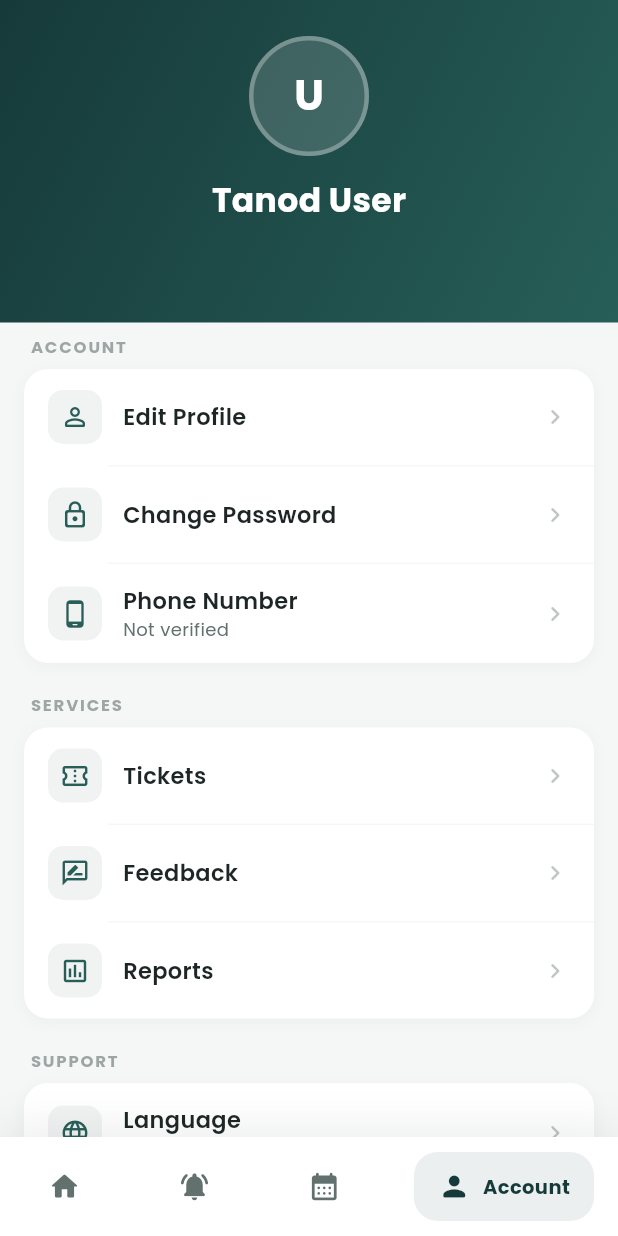
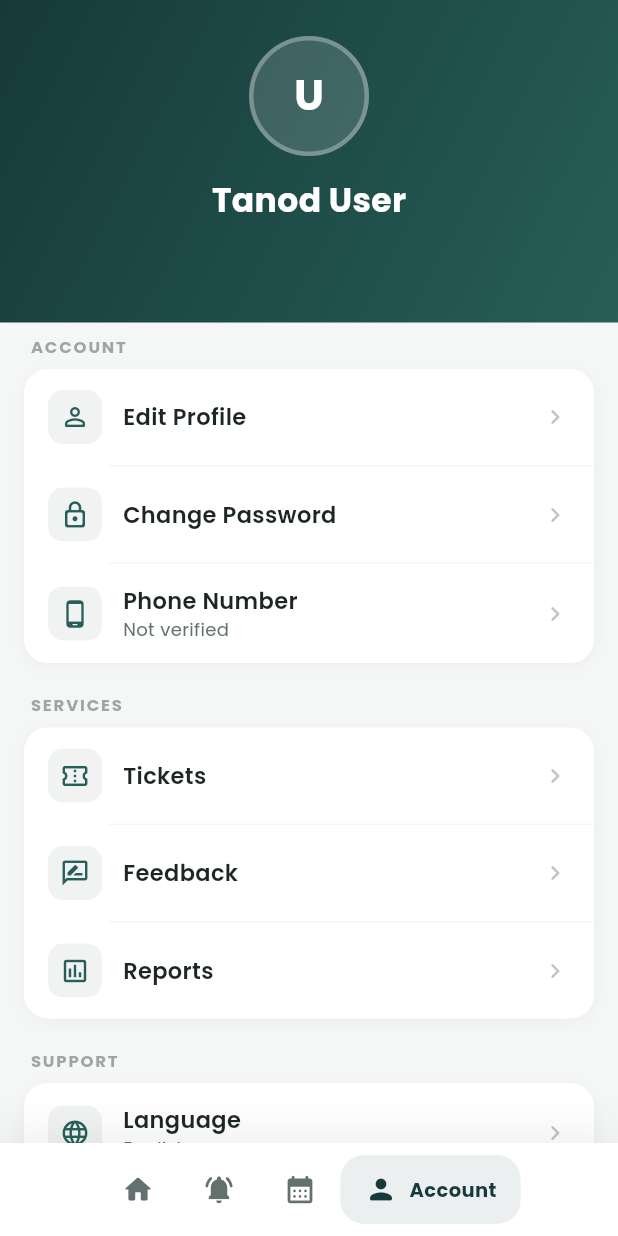
Before and after one commit to syracuse0990/tanodmobile, a Flutter app: the AccountScreen screen opened by its route, on a phone screen of 412 x 824 dp. Run offline on Flutter 3.47's test engine with Material 3 defaults, Android fonts, the phone set to English and light mode, and no system bars; drawn by our look-alikes of google_nav_bar; our stand-ins replace connectivity_plus, dio, equatable, firebase_core, firebase_messaging, flutter_dotenv and 10 more; accounts and stored records are empty; network calls fail; statements that could not run were skipped.

Commit message:
bago umuwi

```diff
--- a/lib/frontend/modules/dashboard/screens/dashboard_shell.dart
+++ b/lib/frontend/modules/dashboard/screens/dashboard_shell.dart
@@ -96,7 +96,12 @@ class _DashboardShellState extends State<DashboardShell> {
         ),
         child: SafeArea(
           child: Padding(
-            padding: const EdgeInsets.symmetric(horizontal: 16, vertical: 10),
+            padding: const EdgeInsets.symmetric(horizontal: 12, vertical: 8),
+            child: LayoutBuilder(
+              builder: (context, constraints) {
+                return FittedBox(
+                  fit: BoxFit.scaleDown,
+                  clipBehavior: Clip.none,
                   child: GNav(
                     selectedIndex: _branchToTab(
                       navigationShell.currentIndex,
@@ -178,6 +183,9 @@ class _DashboardShellState extends State<DashboardShell> {
                       ),
                     ],
                   ),
+                );
+              },
+            ),
           ),
         ),
       ),
--- a/lib/frontend/modules/tickets/screens/ticket_detail_screen.dart
+++ b/lib/frontend/modules/tickets/screens/ticket_detail_screen.dart
@@ -338,6 +338,12 @@ class _TicketDetailScreenState extends State<TicketDetailScreen> {
                             label: 'Created',
                             value: ticket.timeAgo,
                           ),
+                          if (ticket.reportedDate != null)
+                            _InfoRow(
+                              icon: Icons.event_rounded,
+                              label: 'Date of Failure',
+                              value: '${ticket.reportedDate!.day}/${ticket.reportedDate!.month}/${ticket.reportedDate!.year}',
+                            ),
 
                         ],
                       ),
--- a/lib/frontend/modules/tps/screens/tps_ticket_detail_screen.dart
+++ b/lib/frontend/modules/tps/screens/tps_ticket_detail_screen.dart
@@ -354,6 +354,12 @@ class _TpsTicketDetailScreenState extends State<TpsTicketDetailScreen> {
                             label: 'Created',
                             value: ticket.timeAgo,
                           ),
+                          if (ticket.reportedDate != null)
+                            _InfoRow(
+                              icon: Icons.event_rounded,
+                              label: 'Date of Failure',
+                              value: '${ticket.reportedDate!.day}/${ticket.reportedDate!.month}/${ticket.reportedDate!.year}',
+                            ),
                         ],
                       ),
                     ),
--- a/lib/frontend/shared/providers/ticket_provider.dart
+++ b/lib/frontend/shared/providers/ticket_provider.dart
@@ -270,6 +270,7 @@ class TicketProvider extends ChangeNotifier {
     String priority = 'medium',
     String? category,
     int? tractorId,
+    DateTime? dateOfFailure,
     File? nameplatePhoto,
     File? dashboardPhoto,
     List<File>? damagePhotos,
@@ -284,6 +285,7 @@ class TicketProvider extends ChangeNotifier {
         'priority': priority,
         'category': ?category,
         'tractor_id': ?tractorId,
+        if (dateOfFailure != null) 'reported_date': dateOfFailure.toIso8601String().split('T').first,
       };
 
       if (nameplatePhoto != null) {
--- a/lib/models/domain/ticket.dart
+++ b/lib/models/domain/ticket.dart
@@ -29,6 +29,7 @@ class Ticket {
     this.resolvedById,
     this.resolvedByName,
     this.resolvedAt,
+    this.reportedDate,
     this.assignees,
     this.comments,
     this.lastComment,
@@ -65,6 +66,7 @@ class Ticket {
   final int? resolvedById;
   final String? resolvedByName;
   final DateTime? resolvedAt;
+  final DateTime? reportedDate;
   final List<TicketAssignee>? assignees;
   final List<TicketComment>? comments;
   final TicketComment? lastComment;
@@ -204,6 +206,7 @@ class Ticket {
       resolvedById: resolver?['id'] as int?,
       resolvedByName: resolver?['name']?.toString(),
       resolvedAt: DateTime.tryParse(json['resolved_at']?.toString() ?? ''),
+      reportedDate: DateTime.tryParse(json['reported_date']?.toString() ?? ''),
       assignees: rawAssignees
           ?.whereType<Map<String, dynamic>>()
           .map(TicketAssignee.fromJson)
@@ -257,6 +260,7 @@ class Ticket {
       resolvedById: resolvedById,
       resolvedByName: resolvedByName,
       resolvedAt: resolvedAt,
+      reportedDate: reportedDate,
       assignees: assignees,
       comments: [...(comments ?? []), comment],
       lastComment: comment,
```
Also changed, not shown: lib/frontend/modules/tickets/screens/create_ticket_screen.dart (+63 -0 lines). Lines whose indentation alone changed are shown as unchanged.
